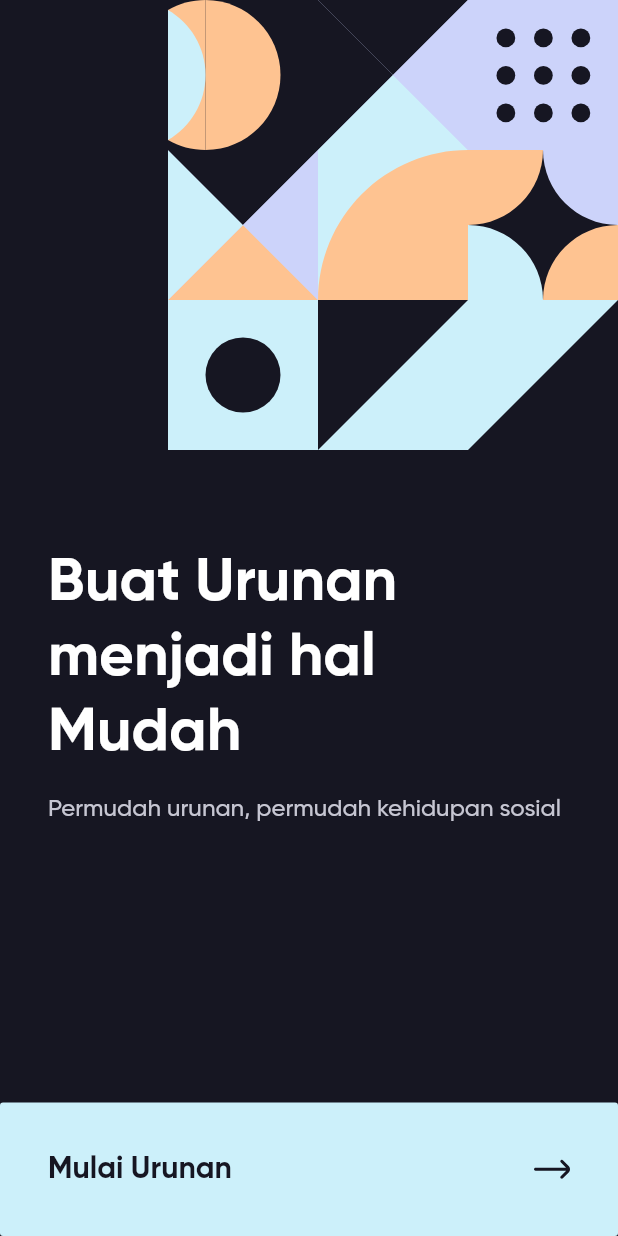
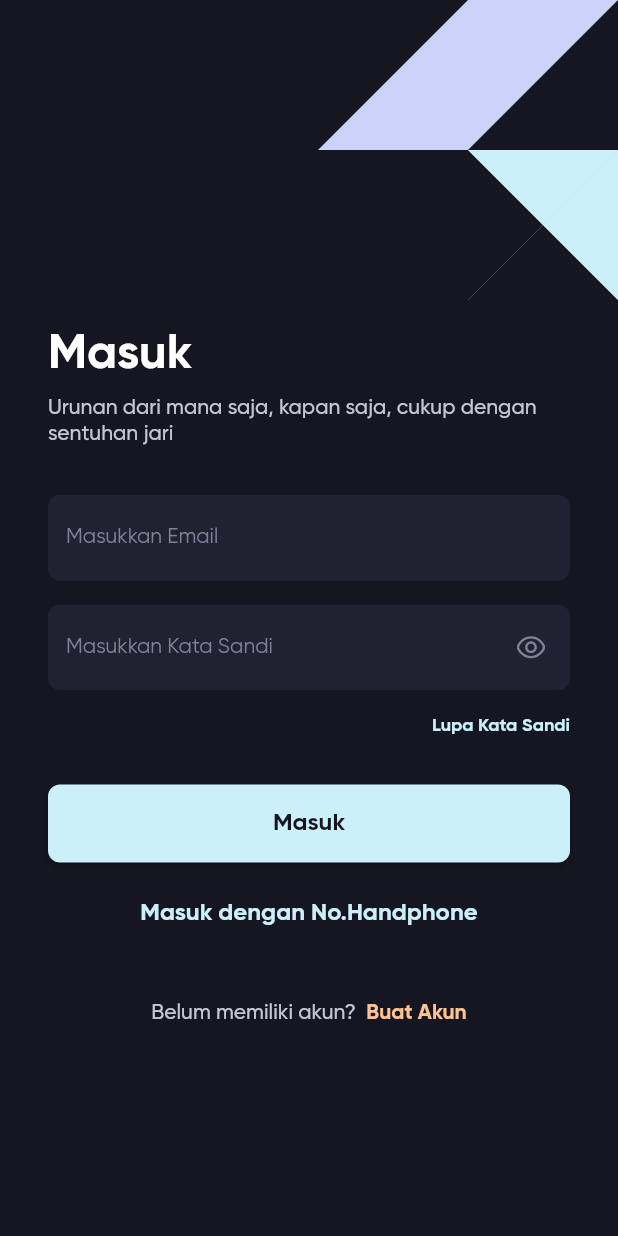
Before and after one commit to homindolentrahar/oeroen, a Flutter app: the screen it shows after launch, after a tap on "Mulai Urunan", on a phone screen of 412 x 824 dp. Run offline on Flutter 3.47's test engine with Material 2 defaults, Android fonts, the phone set to English and light mode, and no system bars; drawn by our look-alikes of flutter_form_builder; our stand-ins replace auto_route, flutter_svg, form_builder_validators; generated files the repository leaves out were written again.

Commit message:
Creating Login screen (Email)

```diff
--- a/lib/features/auth/presentation/screens/landing_screen.dart
+++ b/lib/features/auth/presentation/screens/landing_screen.dart
@@ -1,7 +1,9 @@
+import 'package:auto_route/auto_route.dart';
 import 'package:flutter/material.dart';
 import 'package:flutter_svg/flutter_svg.dart';
 import 'package:oeroen/common/theme/app_color.dart';
 import 'package:oeroen/common/theme/app_font.dart';
+import 'package:oeroen/routes/app_routes.dart';
 
 class LandingScreen extends StatelessWidget {
   static const route = "/landing";
@@ -73,7 +75,9 @@ class LandingScreen extends StatelessWidget {
               ),
             ],
           ),
-          onPressed: () {},
+          onPressed: () {
+            context.router.push(const LoginRoute());
+          },
         ),
       ),
     );
--- /dev/null
+++ b/lib/features/auth/presentation/screens/login_screen.dart
@@ -0,0 +1,272 @@
+import 'package:flutter/material.dart';
+import 'package:flutter_form_builder/flutter_form_builder.dart';
+import 'package:flutter_svg/flutter_svg.dart';
+import 'package:form_builder_validators/form_builder_validators.dart';
+import 'package:oeroen/common/theme/app_color.dart';
+import 'package:oeroen/common/theme/app_font.dart';
+
+class LoginScreen extends StatefulWidget {
+  static const route = "/login";
+
+  const LoginScreen({Key? key}) : super(key: key);
+
+  @override
+  State<LoginScreen> createState() => _LoginScreenState();
+}
+
+class _LoginScreenState extends State<LoginScreen> {
+  final _pageController = PageController();
+  final _logins = [const _LoginEmail(), const _LoginPhone()];
+
+  @override
+  Widget build(BuildContext context) {
+    return SafeArea(
+      child: Scaffold(
+        body: Column(
+          mainAxisSize: MainAxisSize.max,
+          children: [
+            Align(
+              alignment: Alignment.topRight,
+              child: SvgPicture.asset("assets/images/login_illust.svg"),
+            ),
+            const SizedBox(height: 16),
+            Expanded(
+              child: PageView.builder(
+                controller: _pageController,
+                physics: const NeverScrollableScrollPhysics(),
+                allowImplicitScrolling: false,
+                itemCount: _logins.length,
+                itemBuilder: (ctx, index) {
+                  return _logins[index];
+                },
+              ),
+            ),
+          ],
+        ),
+      ),
+    );
+  }
+}
+
+class _LoginPhone extends StatefulWidget {
+  const _LoginPhone({Key? key}) : super(key: key);
+
+  @override
+  State<_LoginPhone> createState() => _LoginPhoneState();
+}
+
+class _LoginPhoneState extends State<_LoginPhone> {
+  @override
+  Widget build(BuildContext context) {
+    return Container();
+  }
+}
+
+class _LoginEmail extends StatefulWidget {
+  const _LoginEmail({Key? key}) : super(key: key);
+
+  @override
+  State<_LoginEmail> createState() => _LoginEmailState();
+}
+
+class _LoginEmailState extends State<_LoginEmail> {
+  late GlobalKey<FormBuilderState> _formKey;
+
+  @override
+  void initState() {
+    _formKey = GlobalKey<FormBuilderState>();
+
+    super.initState();
+  }
+
+  @override
+  Widget build(BuildContext context) {
+    return ListView(
+      physics: const BouncingScrollPhysics(),
+      padding: const EdgeInsets.symmetric(horizontal: 32),
+      children: [
+        Column(
+          mainAxisSize: MainAxisSize.min,
+          crossAxisAlignment: CrossAxisAlignment.start,
+          children: const [
+            Text(
+              "Masuk",
+              style: TextStyle(
+                color: AppColor.white,
+                fontSize: 32,
+                fontFamily: AppFont.bold,
+              ),
+            ),
+            SizedBox(height: 8),
+            Text(
+              "Urunan dari mana saja, kapan saja, cukup dengan sentuhan jari",
+              style: TextStyle(
+                color: AppColor.light,
+                fontSize: 14,
+                fontFamily: AppFont.medium,
+              ),
+            ),
+          ],
+        ),
+        const SizedBox(height: 32),
+        FormBuilder(
+          key: _formKey,
+          autovalidateMode: AutovalidateMode.disabled,
+          autoFocusOnValidationFailure: true,
+          child: Column(
+            children: [
+              FormBuilderTextField(
+                name: "email",
+                keyboardType: TextInputType.emailAddress,
+                textInputAction: TextInputAction.next,
+                style: const TextStyle(
+                  color: AppColor.light,
+                  fontSize: 14,
+                  fontFamily: AppFont.medium,
+                ),
+                decoration: InputDecoration(
+                  hintText: "Masukkan Email",
+                  hintStyle: const TextStyle(
+                    color: AppColor.gray,
+                    fontSize: 14,
+                    fontFamily: AppFont.regular,
+                  ),
+                  enabledBorder: OutlineInputBorder(
+                    borderRadius: BorderRadius.circular(8),
+                    borderSide: const BorderSide(color: Colors.transparent),
+                  ),
+                  focusedBorder: OutlineInputBorder(
+                    borderRadius: BorderRadius.circular(8),
+                    borderSide: const BorderSide(color: AppColor.primary),
+                  ),
+                  filled: true,
+                  fillColor: AppColor.darker,
+                ),
+                validator: FormBuilderValidators.compose([
+                  FormBuilderValidators.required(),
+                  FormBuilderValidators.email(),
+                ]),
+              ),
+              const SizedBox(height: 16),
+              FormBuilderTextField(
+                name: "password",
+                keyboardType: TextInputType.visiblePassword,
+                textInputAction: TextInputAction.done,
+                obscureText: true,
+                style: const TextStyle(
+                  color: AppColor.light,
+                  fontSize: 14,
+                  fontFamily: AppFont.medium,
+                ),
+                decoration: InputDecoration(
+                  hintText: "Masukkan Kata Sandi",
+                  hintStyle: const TextStyle(
+                    color: AppColor.gray,
+                    fontSize: 14,
+                    fontFamily: AppFont.regular,
+                  ),
+                  enabledBorder: OutlineInputBorder(
+                    borderRadius: BorderRadius.circular(8),
+                    borderSide: const BorderSide(color: Colors.transparent),
+                  ),
+                  focusedBorder: OutlineInputBorder(
+                    borderRadius: BorderRadius.circular(8),
+                    borderSide: const BorderSide(color: AppColor.primary),
+                  ),
+                  filled: true,
+                  fillColor: AppColor.darker,
+                  suffixIcon: Container(
+                    margin: const EdgeInsets.symmetric(horizontal: 16),
+                    child: GestureDetector(
+                      child: SvgPicture.asset(
+                        "assets/icons/password_field.svg",
+                        color: AppColor.gray,
+                        width: 20,
+                        height: 20,
+                      ),
+                    ),
+                  ),
+                  suffixIconConstraints: const BoxConstraints(
+                    minWidth: 0,
+                    minHeight: 0,
+                  ),
+                ),
+                validator: FormBuilderValidators.compose([
+                  FormBuilderValidators.required(),
+                  FormBuilderValidators.email(),
+                ]),
+              ),
+              const SizedBox(height: 16),
+              Align(
+                alignment: Alignment.centerRight,
+                child: GestureDetector(
+                  child: const Text(
+                    "Lupa Kata Sandi",
+                    style: TextStyle(
+                      color: AppColor.primary,
+                      fontSize: 12,
+                      fontFamily: AppFont.bold,
+                    ),
+                  ),
+                  onTap: () {},
+                ),
+              ),
+              const SizedBox(height: 32),
+              MaterialButton(
+                minWidth: MediaQuery.of(context).size.width,
+                padding: const EdgeInsets.all(16),
+                shape: RoundedRectangleBorder(
+                  borderRadius: BorderRadius.circular(8),
+                ),
+                color: AppColor.primary,
+                child: const Text(
+                  "Masuk",
+                  style: TextStyle(
+                    color: AppColor.black,
+                    fontSize: 16,
+                    fontFamily: AppFont.bold,
+                  ),
+                ),
+                onPressed: () {},
+              ),
+              const SizedBox(height: 24),
+              GestureDetector(
+                child: const Text(
+                  "Masuk dengan No.Handphone",
+                  style: TextStyle(
+                    color: AppColor.primary,
+                    fontSize: 16,
+                    fontFamily: AppFont.bold,
+                  ),
+                ),
+                onTap: () {},
+              ),
+              const SizedBox(height: 48),
+              RichText(
+                text: const TextSpan(
+                  style: TextStyle(
+                    color: AppColor.light,
+                    fontSize: 14,
+                    fontFamily: AppFont.medium,
+                  ),
+                  children: [
+                    TextSpan(
+                      text: "Belum memiliki akun?  ",
+                    ),
+                    TextSpan(
+                      text: "Buat Akun",
+                      style: TextStyle(
+                        color: AppColor.accent,
+                        fontFamily: AppFont.bold,
+                      ),
+                    ),
+                  ],
+                ),
+              ),
+            ],
+          ),
+        ),
+      ],
+    );
+  }
+}
--- a/lib/routes/app_routes.dart
+++ b/lib/routes/app_routes.dart
@@ -1,5 +1,6 @@
 import 'package:auto_route/auto_route.dart';
 import 'package:oeroen/features/auth/presentation/screens/landing_screen.dart';
+import 'package:oeroen/features/auth/presentation/screens/login_screen.dart';
 import 'package:oeroen/splash_screen.dart';
 import 'package:flutter/widgets.dart';
 
@@ -10,6 +11,7 @@ part 'app_routes.gr.dart';
   routes: <AutoRoute>[
     AutoRoute(page: SplashScreen, initial: true, path: SplashScreen.route),
     AutoRoute(page: LandingScreen, path: LandingScreen.route),
+    AutoRoute(page: LoginScreen, path: LoginScreen.route),
   ],
 )
 class AppRouter extends _$AppRouter {}
```
Also changed, not shown: assets/images/login_illust.svg (renamed from assets/images/login_llust.svg).
